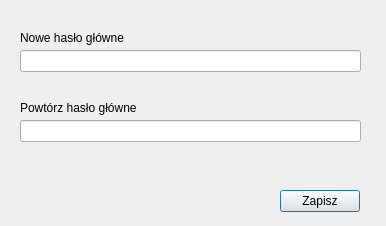
Qt form gui/PyQt/ui/change_master_password.ui (Kepins/Projects-ScriptingLanguages) before a commit.
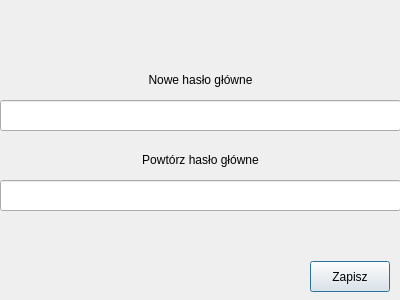
The same form after that commit.

The edit to the form file:
```diff
--- a/gui/PyQt/ui/change_master_password.ui
+++ b/gui/PyQt/ui/change_master_password.ui
@@ -6,8 +6,8 @@
    <rect>
     <x>0</x>
     <y>0</y>
-    <width>386</width>
-    <height>226</height>
+    <width>400</width>
+    <height>300</height>
    </rect>
   </property>
   <property name="windowTitle">
@@ -16,56 +16,62 @@
   <widget class="QLabel" name="label">
    <property name="geometry">
     <rect>
-     <x>20</x>
-     <y>30</y>
-     <width>341</width>
-     <height>16</height>
+     <x>0</x>
+     <y>70</y>
+     <width>401</width>
+     <height>20</height>
     </rect>
    </property>
    <property name="text">
     <string>Nowe hasło główne</string>
    </property>
+   <property name="alignment">
+    <set>Qt::AlignCenter</set>
+   </property>
   </widget>
   <widget class="QLabel" name="label_2">
    <property name="geometry">
     <rect>
-     <x>20</x>
-     <y>100</y>
-     <width>341</width>
-     <height>16</height>
+     <x>0</x>
+     <y>150</y>
+     <width>401</width>
+     <height>20</height>
     </rect>
    </property>
    <property name="text">
     <string>Powtórz hasło główne</string>
    </property>
+   <property name="alignment">
+    <set>Qt::AlignCenter</set>
+   </property>
   </widget>
   <widget class="QLineEdit" name="master_password_line_edit">
    <property name="geometry">
     <rect>
-     <x>20</x>
-     <y>50</y>
-     <width>341</width>
-     <height>22</height>
+     <x>0</x>
+     <y>100</y>
+     <width>401</width>
+     <height>31</height>
     </rect>
    </property>
   </widget>
   <widget class="QLineEdit" name="master_password2_line_edit">
    <property name="geometry">
     <rect>
-     <x>20</x>
-     <y>120</y>
-     <width>341</width>
-     <height>22</height>
+     <x>0</x>
+     <y>180</y>
+     <width>401</width>
+     <height>31</height>
     </rect>
    </property>
   </widget>
   <widget class="QPushButton" name="save_button">
    <property name="geometry">
     <rect>
-     <x>280</x>
-     <y>190</y>
+     <x>310</x>
+     <y>261</y>
      <width>80</width>
-     <height>22</height>
+     <height>31</height>
     </rect>
    </property>
    <property name="text">
```
